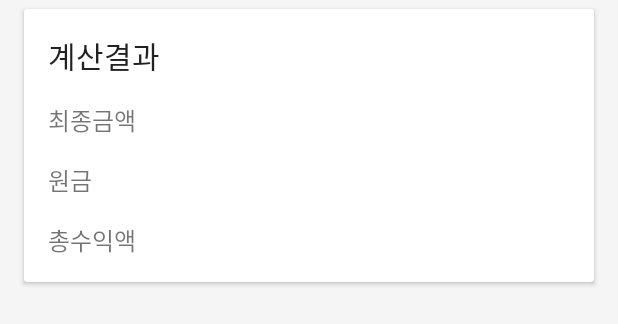
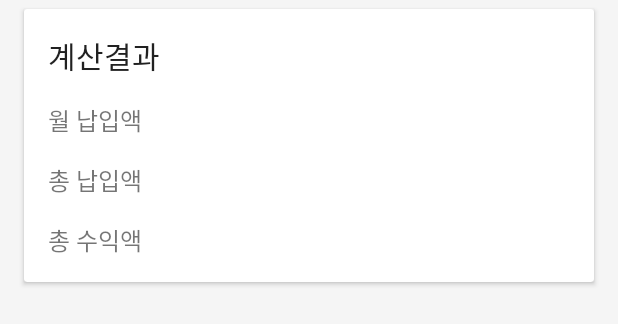
Before and after one commit to beomyongchoi/FT1, an Android app: the layout activity_investment_second.xml on its own in the app's theme, with its tools: preview values and no code run, on a phone screen of 412 x 824 dp. Shown: the part 438-762 px from the top of the screen. Run offline under Robolectric (Android 15) with nearby library versions, the phone set to English and light mode, and no system bars.

Commit message:
fix minor bugs

```diff
--- a/app/src/main/res/layout/activity_investment_second.xml
+++ b/app/src/main/res/layout/activity_investment_second.xml
@@ -143,7 +143,7 @@
                 <TextView
                     android:layout_width="@dimen/dp0"
                     android:layout_height="wrap_content"
-                    android:text="@string/result_amount"
+                    android:text="@string/monthly_investment_amount"
                     android:textSize="@dimen/sp16"
                     android:layout_weight="1"/>
 
@@ -164,7 +164,7 @@
                 <TextView
                     android:layout_width="@dimen/dp0"
                     android:layout_height="wrap_content"
-                    android:text="@string/principal"
+                    android:text="@string/total_investment"
                     android:textSize="@dimen/sp16"
                     android:layout_weight="1"/>
 
--- a/app/src/main/res/values/strings.xml
+++ b/app/src/main/res/values/strings.xml
@@ -1,6 +1,5 @@
 <resources>
-    <string name="app_name">핀톡</string>
-    <string name="main_title">환영합니다</string>
+    <string name="app_name">미니재무플랜</string>
 
     <!--투자계산기-->
     <string name="calculator_title">미니 재무 플랜</string>
@@ -33,8 +32,9 @@
     <string name="required_monthly_payment">매월적금액</string>
 
     <!--투자 계산-->
+    <string name="total_investment">총 납입액</string>
     <string name="result_amount">최종금액</string>
-    <string name="result_return">총수익액</string>
+    <string name="result_return">총 수익액</string>
 
     <!--대출 계산-->
     <string name="monthly_interest">월 납입이자</string>
```
Also changed, not shown: app/src/main/res/drawable/default_button.xml (deleted, +0 -17 lines), app/src/main/res/mipmap-hdpi/ic_launcher.png (deleted), app/src/main/res/mipmap-mdpi/ic_launcher.png (deleted), app/src/main/res/mipmap-xhdpi/ic_launcher.png (deleted).
